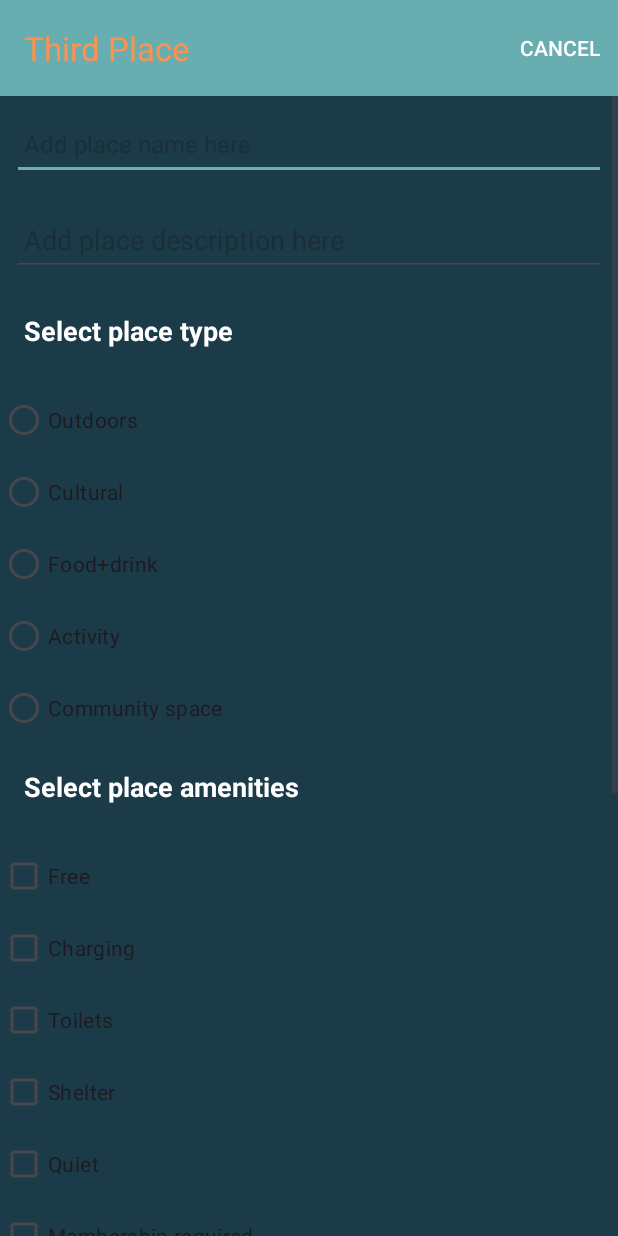
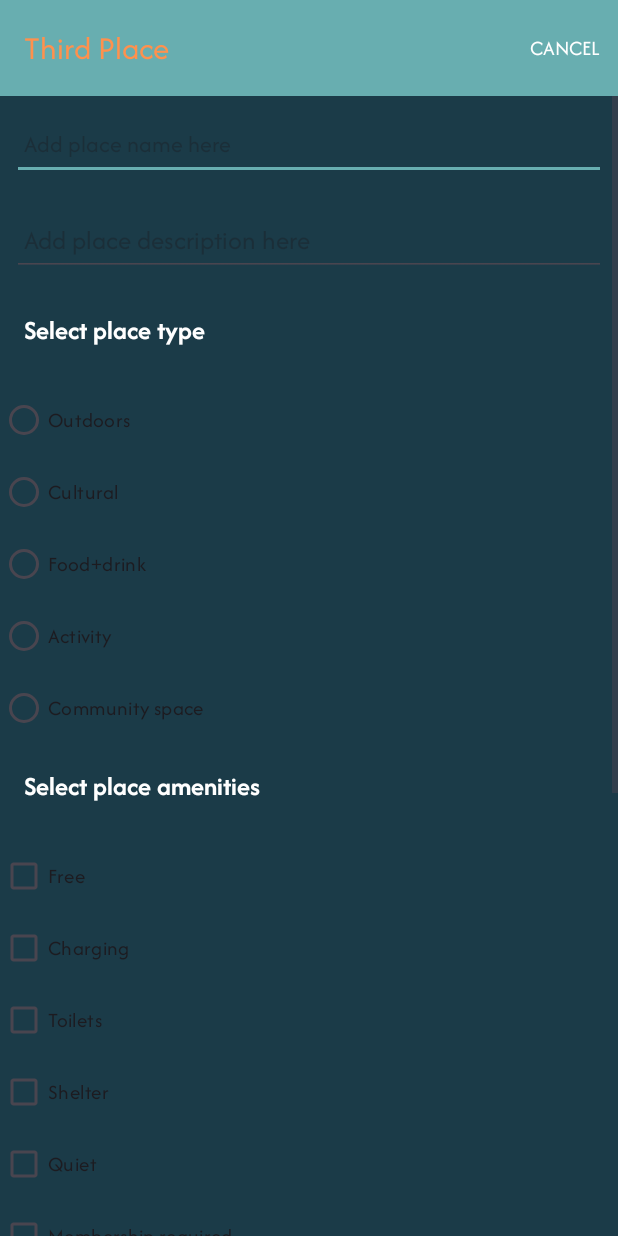
Before and after one commit to poraif/thirdplace, an Android app: the AddPlaceActivity screen opened directly, with no data from a screen before it, on a phone screen of 412 x 824 dp. Run offline under Robolectric (Android 15) with nearby library versions, the phone set to English and light mode, and no system bars; our stand-ins replace Picasso, Timber; 1 statement that could not run was skipped.

Commit message:
refactored code in line with labs due to errors

```diff
--- a/app/src/main/java/ie/por/thirdplace/adapters/AddPlaceAdapter.kt
+++ b/app/src/main/java/ie/por/thirdplace/adapters/AddPlaceAdapter.kt
@@ -3,6 +3,7 @@ package ie.por.thirdplace.adapters
 import android.view.LayoutInflater
 import android.view.ViewGroup
 import androidx.recyclerview.widget.RecyclerView
+import com.squareup.picasso.Picasso
 import ie.por.thirdplace.databinding.CardThirdplaceBinding
 import ie.por.thirdplace.models.ThirdPlaceModel
 
@@ -34,6 +35,7 @@ class ThirdPlaceAdapter constructor(private var thirdPlaces: List<ThirdPlaceMode
         fun bind(thirdPlace: ThirdPlaceModel, listener: ThirdPlaceListener) {
             binding.thirdPlaceTitle.text = thirdPlace.title
             binding.thirdPlaceType.text = thirdPlace.type
+            Picasso.get().load(thirdPlace.image).resize(200,200).into(binding.imageIcon)
             binding.root.setOnClickListener { listener.onThirdPlaceClick(thirdPlace) }
         }
     }
--- a/app/src/main/java/ie/por/thirdplace/models/ThirdPlaceMemStore.kt
+++ b/app/src/main/java/ie/por/thirdplace/models/ThirdPlaceMemStore.kt
@@ -30,6 +30,9 @@ class ThirdPlaceMemStore : ThirdPlaceStore {
             thirdPlaceToUpdate.amenities = thirdPlace.amenities
             thirdPlaceToUpdate.type = thirdPlace.type
             thirdPlaceToUpdate.image = thirdPlace.image
+            thirdPlaceToUpdate.lat = thirdPlace.lat
+            thirdPlaceToUpdate.lng = thirdPlace.lng
+            thirdPlaceToUpdate.zoom = thirdPlace.zoom
             logAll()
         }
     }
--- a/app/src/main/java/ie/por/thirdplace/models/ThirdPlaceModel.kt
+++ b/app/src/main/java/ie/por/thirdplace/models/ThirdPlaceModel.kt
@@ -5,7 +5,15 @@ import android.os.Parcelable
 import kotlinx.parcelize.Parcelize
 
 @Parcelize
-data class ThirdPlaceModel(var id: Long = 0, var title: String = "", var description: String = "", var amenities: List<String> = listOf(), var type: String = "", var image: Uri = Uri.EMPTY) : Parcelable
+data class ThirdPlaceModel(var id: Long = 0,
+                           var title: String = "",
+                           var description: String = "",
+                           var amenities: List<String> = listOf(),
+                           var type: String = "",
+                           var image: Uri = Uri.EMPTY,
+                           var lat : Double = 0.0,
+                           var lng: Double = 0.0,
+                           var zoom: Float = 0f) : Parcelable
 
 @Parcelize
 data class Location(var lat: Double = 0.0,
--- a/app/src/main/res/layout/activity_addplace.xml
+++ b/app/src/main/res/layout/activity_addplace.xml
@@ -19,8 +19,8 @@
             android:layout_height="wrap_content"
             android:background="@color/turquoise"
             android:fitsSystemWindows="true"
-            app:elevation="0dip"
-            app:theme="@style/ThemeOverlay.AppCompat.Dark.ActionBar">
+            app:elevation="0dp"
+            app:theme="@style/ThemeOverlay.Material3.Dark.ActionBar">
 
             <androidx.appcompat.widget.Toolbar
                 android:id="@+id/toolbarAdd"
@@ -53,7 +53,6 @@
                     android:padding="8dp"
                     android:textColor="@color/white"
                     android:textSize="16sp" />
-
 
                 <EditText
                     android:id="@+id/thirdPlaceDescription"
@@ -182,12 +181,12 @@
                     android:layout_width="match_parent"
                     android:layout_height="wrap_content"
                     android:layout_margin="16dp"
-                    android:background="@color/colorAccent"
-                    android:importantForAccessibility="no"
+                    android:background="@color/turquoise"
                 android:padding="8dp"
                 android:text="@string/button_addImage"
-                    android:textColor="@color/colorPrimary"
+                android:textColor="@color/orange"
                 android:textSize="16sp"
+
                 tools:ignore="VisualLintButtonSize" />
 
                 <ImageView
@@ -196,20 +195,19 @@
                     android:layout_height="wrap_content"
                     android:importantForAccessibility="no"
                     app:srcCompat="@mipmap/ic_launcher"
-                    tools:ignore="ImageContrastCheck" />
+                    tools:ignore="ContentDescription,ImageContrastCheck" />
 
                 <Button
                     android:id="@+id/thirdPlaceLocation"
                     android:layout_width="match_parent"
                     android:layout_height="wrap_content"
                     android:layout_margin="16dp"
-                    android:background="@color/colorAccent"
+                    android:background="@color/turquoise"
                 android:padding="8dp"
                 android:stateListAnimator="@null"
-                    android:text="@string/button_location"
-                    android:textColor="@color/colorPrimary"
+                android:text="@string/button_addLocation"
+                android:textColor="@color/orange"
                 android:textSize="16sp"/>
-
 
                 <Button
                     android:id="@+id/btnAddPlace"
--- a/app/src/main/res/values/strings.xml
+++ b/app/src/main/res/values/strings.xml
@@ -13,7 +13,7 @@
     <string name="button_delete">Delete</string>
     <string name="button_update">Update</string>
     <string name="button_cancel">Cancel</string>
-    <string name="button_addImages">Add image</string>
+    <string name="button_addImage">Add image</string>
     <string name="button_updateImage">Update image</string>
     <string name="button_addLocation">Add location</string>
 
--- a/app/src/main/res/values/themes.xml
+++ b/app/src/main/res/values/themes.xml
@@ -2,6 +2,10 @@
     <!-- Base application theme. -->
     <style name="Base.Theme.ThirdPlace" parent="Theme.Material3.DayNight.NoActionBar">
         <!-- Customize your light theme here. -->
+
+        <!-- Set font -->
+        <item name="fontFamily">@font/afacad</item>
+
         <!-- app bars, buttons etc and text/icons overlaid -->
         <item name="colorPrimary">@color/orange</item>
         <item name="colorOnPrimary">@color/white</item>
```
Also changed, not shown: app/src/main/java/ie/por/thirdplace/activities/AddPlaceActivity.kt (+55 -31 lines), app/src/main/java/ie/por/thirdplace/activities/MapActivity.kt (+11 -3 lines), app/src/main/java/ie/por/thirdplace/activities/ThirdPlaceListActivity.kt (+6 -7 lines), app/src/main/res/layout/card_thirdplace.xml (+24 -2 lines). Lines whose indentation alone changed are shown as unchanged.
